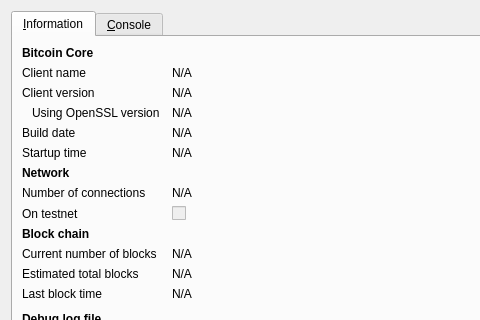
This is src/qt/forms/rpcconsole.ui in vlugansky/bitcoinold08 as Qt 5 draws it before an edit; both pictures show x 0 to 480 and y 0 to 320 of the 740 by 450 pixel window. The edited form follows.
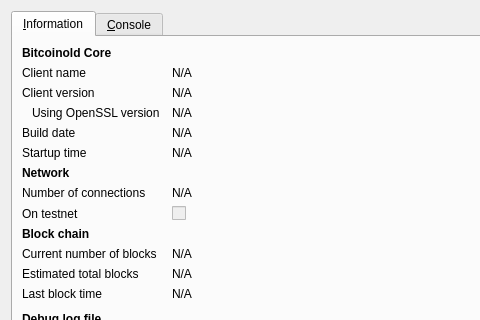
This is the edited form. Icons and pictures are not drawn.

```diff
--- a/src/qt/forms/rpcconsole.ui
+++ b/src/qt/forms/rpcconsole.ui
@@ -36,7 +36,7 @@
           </font>
          </property>
          <property name="text">
-          <string>Bitcoin Core</string>
+          <string>Bitcoinold Core</string>
          </property>
         </widget>
        </item>
```
Left out of the diff: 10 changed lines with no effect on the pictures.
